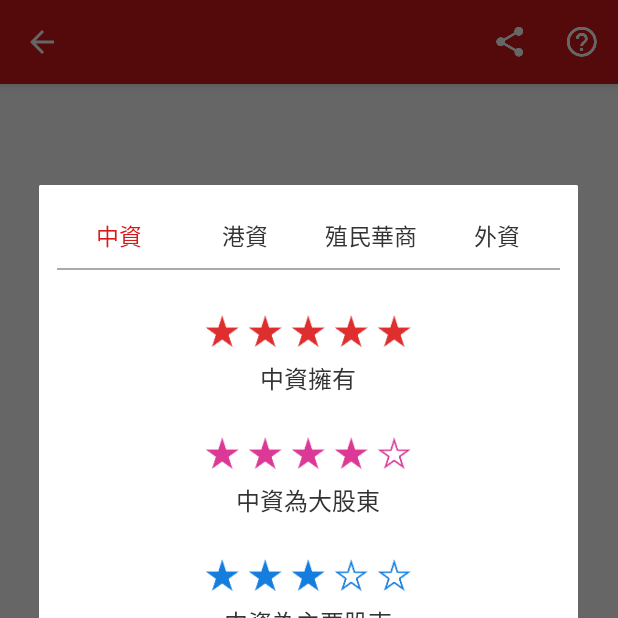
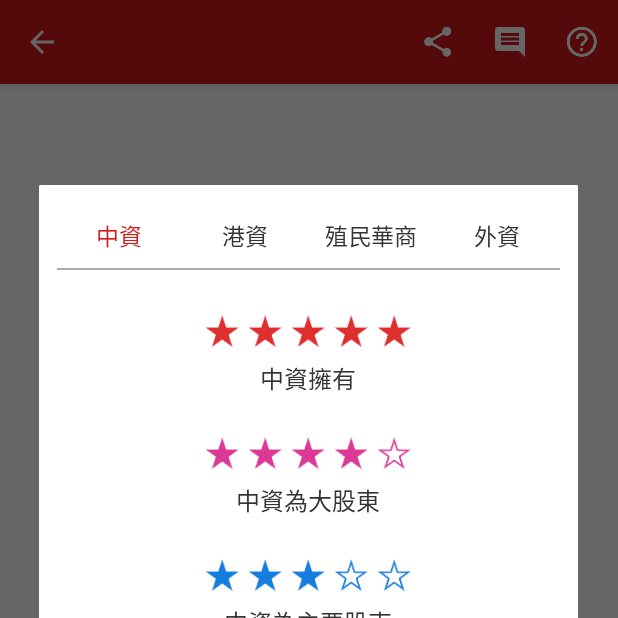
Before and after one commit to HKRedstop/redstop-android-app, an Android app: the RelatedRedCompanyDetailActivity screen opened directly, with no data from a screen before it, after a tap on "幫助", on a phone screen of 412 x 824 dp, the top half of it. Run offline under Robolectric (Android 15) with nearby library versions, the phone set to English and light mode, and no system bars; 6 statements that could not run were skipped.

Commit message:
add suggestion button in detail page

```diff
--- a/app/build.gradle
+++ b/app/build.gradle
@@ -6,8 +6,8 @@ android {
         applicationId "com.ntredize.redstop"
         minSdk 23
         targetSdk 31
-        versionCode 53
-        versionName "3.19"
+        versionCode 54
+        versionName "3.20"
         multiDexEnabled true
         testInstrumentationRunner "androidx.test.runner.AndroidJUnitRunner"
     }
--- a/app/src/main/res/menu/menu_red_company_detail.xml
+++ b/app/src/main/res/menu/menu_red_company_detail.xml
@@ -13,6 +13,15 @@
         tools:ignore="AlwaysShowAction" />
 
     <item
+        android:id="@+id/menu_suggestion_button"
+        android:icon="@drawable/button_image_suggestion"
+        app:iconTint="@color/textTab"
+        app:iconTintMode="src_in"
+        android:title="@string/label_suggestion"
+        app:showAsAction="always"
+        tools:ignore="AlwaysShowAction" />
+
+    <item
         android:id="@+id/menu_help_button"
         android:icon="@drawable/button_image_help"
         app:iconTint="@color/textTab"
--- a/app/src/main/res/values/strings.xml
+++ b/app/src/main/res/values/strings.xml
@@ -13,6 +13,7 @@
     <string name="label_ca_cert_help">憑證</string>
     <string name="label_sort">排序</string>
     <string name="label_share">分享</string>
+    <string name="label_suggestion">提供建議</string>
     <string name="label_open">打開</string>
     <string name="label_close">關閉</string>
     <string name="label_stop">停止</string>
@@ -42,7 +43,7 @@
     <!-- Drawer -->
     <string name="drawer_help">評分準則</string>
     <string name="drawer_suggestion">提供建議</string>
-    <string name="drawer_suggestion_url">https://forms.gle/tzXB8oKZ6Rzbmh789</string>
+    <string name="drawer_suggestion_url">https://docs.google.com/forms/d/e/1FAIpQLSfrZWeV9s2RE6nsoI-NTo4B9d-Tl4jiHW4C4TIBGF-xZBaJow/viewform</string>
     <string name="drawer_scan_barcode">掃描商品條碼</string>
     <string name="drawer_scan_barcode_desc">查看商品的註冊公司國家</string>
     <string name="drawer_check_device">檢查電話</string>
```
Also changed, not shown: app/src/main/java/com/ntredize/redstop/main/activity/app/SuggestionActivity.java (+23 -2 lines), app/src/main/java/com/ntredize/redstop/main/activity/redcompany/RedCompanyDetailActivity.java (+13 -0 lines), app/src/main/java/com/ntredize/redstop/main/activity/redcompany/RelatedRedCompanyDetailActivity.java (+14 -0 lines), app/src/main/res/drawable-hdpi/button_image_suggestion.png (added), app/src/main/res/drawable-mdpi/button_image_suggestion.png (added), app/src/main/res/drawable-xhdpi/button_image_suggestion.png (added), app/src/main/res/drawable-xxhdpi/button_image_suggestion.png (added), app/src/main/res/drawable-xxxhdpi/button_image_suggestion.png (added).
